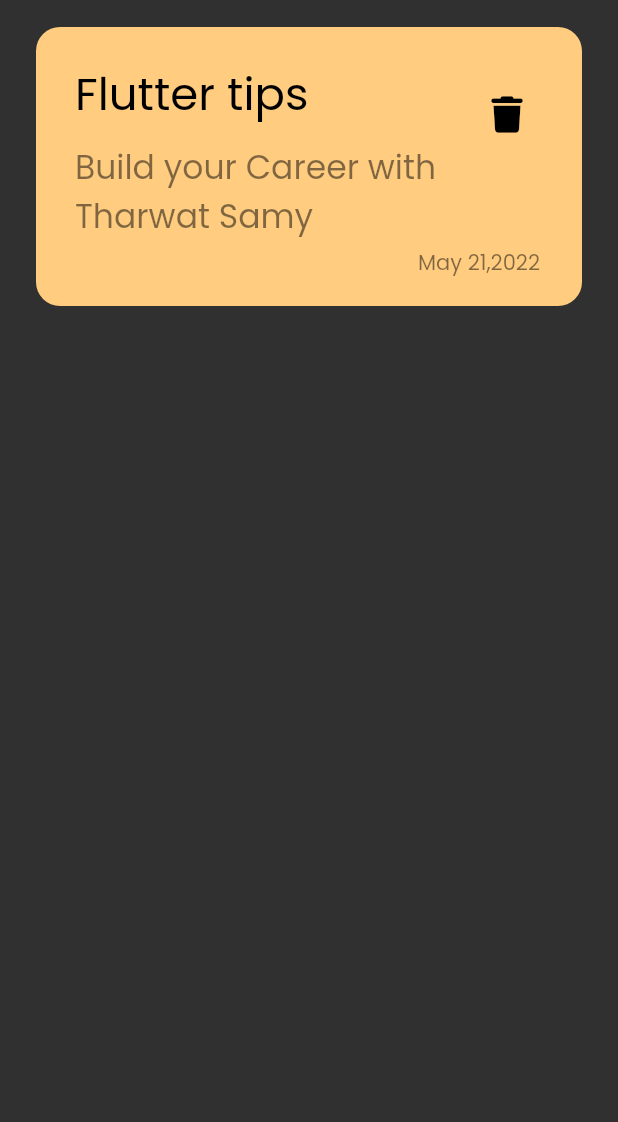
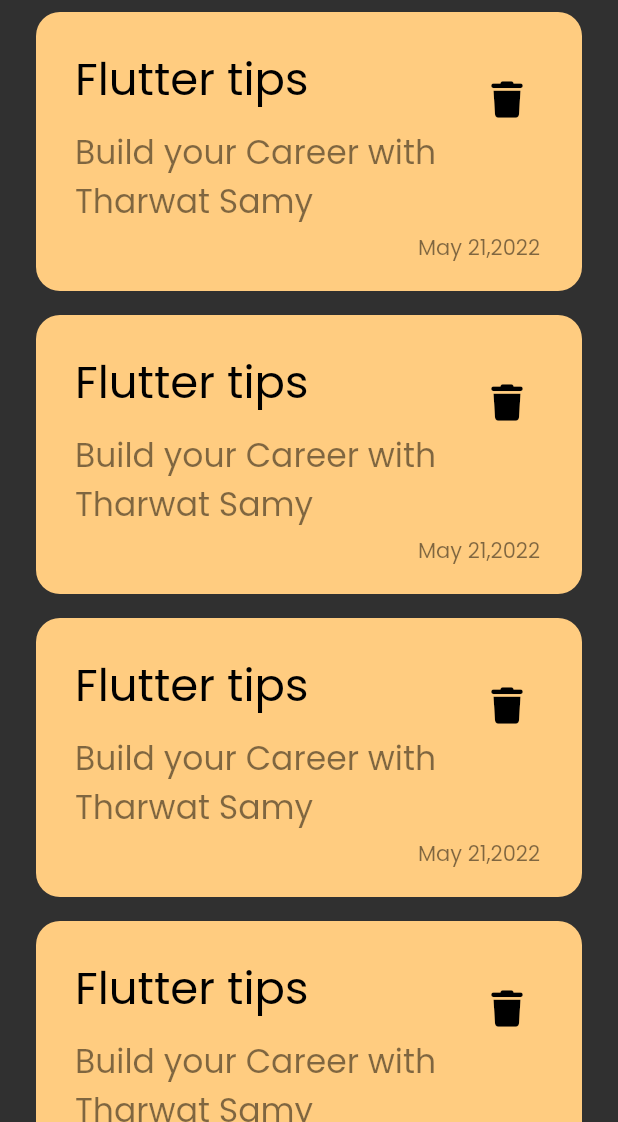
Before and after one commit to MuhanadIbrahim/notes_app, a Flutter app: the screen it shows after launch, on a phone screen of 412 x 824 dp, the part 114-1236 px from its top. Run offline on Flutter 3.47's test engine with Material 2 defaults, Android fonts, the phone set to English and light mode, and no system bars; our stand-ins replace font_awesome_flutter.

Commit message:
create notes list view.builder

```diff
--- a/lib/widgets/note_view_item.dart
+++ b/lib/widgets/note_view_item.dart
@@ -7,7 +7,7 @@ class NoteViewItem extends StatelessWidget {
   @override
   Widget build(BuildContext context) {
     return Padding(
-      padding: const EdgeInsets.symmetric(vertical: 18.0),
+      padding: const EdgeInsets.symmetric(vertical: 8.0),
       child: Container(
         decoration: BoxDecoration(
           color: const Color(0xffffcc80),
--- /dev/null
+++ b/lib/widgets/notes_list_view.dart
@@ -0,0 +1,13 @@
+import 'package:flutter/material.dart';
+import 'package:notes_app/widgets/note_view_item.dart';
+
+class NotesListView extends StatelessWidget {
+  const NotesListView({super.key});
+
+  @override
+  Widget build(BuildContext context) {
+    return ListView.builder(itemBuilder: (context, index) {
+      return const NoteViewItem();
+    });
+  }
+}
--- a/lib/widgets/notes_view_body.dart
+++ b/lib/widgets/notes_view_body.dart
@@ -1,6 +1,6 @@
 import 'package:flutter/material.dart';
+import 'package:notes_app/widgets/notes_list_view.dart';
 import 'custom_app_bar.dart';
-import 'note_view_item.dart';
 
 class NotesviewBody extends StatelessWidget {
   const NotesviewBody({super.key});
@@ -15,7 +15,7 @@ class NotesviewBody extends StatelessWidget {
             height: 30,
           ),
           CustomAppBar(),
-          NoteViewItem()
+          Expanded(child: NotesListView()),
         ],
       ),
     );
```
